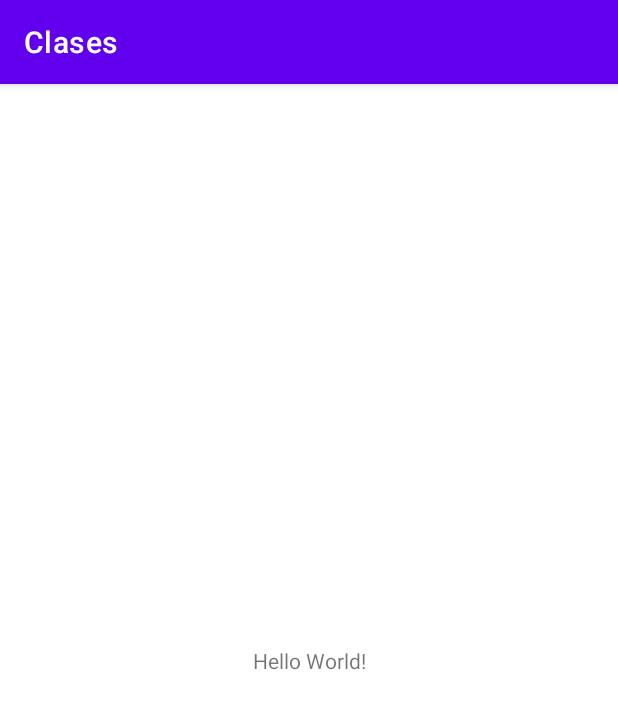
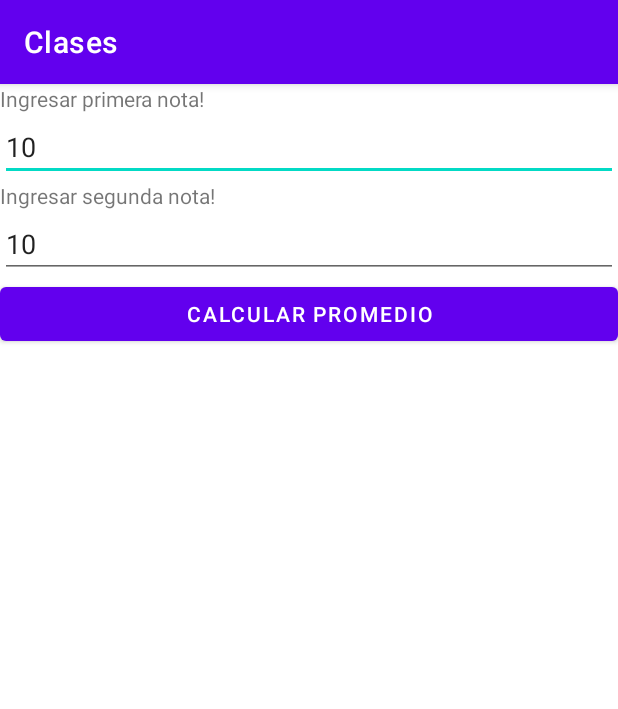
Before and after one commit to lucasambesi/9016-TN-UNLa, an Android app: the screen it shows after launch (MainActivity), on a phone screen of 412 x 824 dp. Shown: the top 709 px of the screen. Run offline under Robolectric (Android 15) with nearby library versions, the phone set to English and light mode, and no system bars.

Commit message:
Practica A, B y C

```diff
--- a/Clases/app/src/main/java/com/example/clases/MainActivity.java
+++ b/Clases/app/src/main/java/com/example/clases/MainActivity.java
@@ -3,12 +3,42 @@ package com.example.clases;
 import androidx.appcompat.app.AppCompatActivity;
 
 import android.os.Bundle;
+import android.view.View;
+import android.widget.Button;
+import android.widget.EditText;
+import android.widget.TextView;
+import android.widget.Toast;
 
 public class MainActivity extends AppCompatActivity {
+
+    EditText etNota1, etNota2;
+    Button btnPromedio;
+    TextView tvResultado;
 
     @Override
     protected void onCreate(Bundle savedInstanceState) {
         super.onCreate(savedInstanceState);
         setContentView(R.layout.activity_main);
+
+        etNota1 = findViewById(R.id.etNota1);
+        etNota2 = findViewById(R.id.etNota2);
+        btnPromedio = findViewById(R.id.btnPromedio);
+        tvResultado = findViewById(R.id.tvResultado);
+
+        btnPromedio.setOnClickListener(new View.OnClickListener() {
+            @Override
+            public void onClick(View view) {
+                int nota1 = Integer.valueOf(etNota1.getText().toString());
+                int nota2 = Integer.valueOf(etNota2.getText().toString());
+
+                Toast.makeText(MainActivity.this, "Boton Calcular Promedio", Toast.LENGTH_LONG).show();
+                calcularpromedio(nota1, nota2);
+            }
+        });
+    }
+
+    private void calcularpromedio(int nota1, int nota2) {
+        int promedio = (nota1 + nota2) / 2;
+        tvResultado.setText("Resultado: " + promedio);
     }
 }
--- a/Clases/app/src/main/res/layout/activity_main.xml
+++ b/Clases/app/src/main/res/layout/activity_main.xml
@@ -1,18 +1,61 @@
 <?xml version="1.0" encoding="utf-8"?>
-<androidx.constraintlayout.widget.ConstraintLayout xmlns:android="http://schemas.android.com/apk/res/android"
+<LinearLayout xmlns:android="http://schemas.android.com/apk/res/android"
     xmlns:app="http://schemas.android.com/apk/res-auto"
     xmlns:tools="http://schemas.android.com/tools"
     android:layout_width="match_parent"
     android:layout_height="match_parent"
+    android:orientation="vertical"
     tools:context=".MainActivity">
 
     <TextView
         android:layout_width="wrap_content"
         android:layout_height="wrap_content"
-        android:text="Hello World!"
+        android:text="Ingresar primera nota!"
         app:layout_constraintBottom_toBottomOf="parent"
         app:layout_constraintLeft_toLeftOf="parent"
         app:layout_constraintRight_toRightOf="parent"
         app:layout_constraintTop_toTopOf="parent" />
 
-</androidx.constraintlayout.widget.ConstraintLayout>
+    <EditText
+        android:id="@+id/etNota1"
+        android:layout_width="match_parent"
+        android:layout_height="wrap_content"
+        android:inputType="number"
+        android:text="10">
+    </EditText>
+
+    <TextView
+        android:layout_width="wrap_content"
+        android:layout_height="wrap_content"
+        android:text="Ingresar segunda nota!"
+        app:layout_constraintBottom_toBottomOf="parent"
+        app:layout_constraintLeft_toLeftOf="parent"
+        app:layout_constraintRight_toRightOf="parent"
+        app:layout_constraintTop_toTopOf="parent" />
+
+    <EditText
+        android:id="@+id/etNota2"
+        android:layout_width="match_parent"
+        android:layout_height="wrap_content"
+        android:inputType="number"
+        android:text="10">
+    </EditText>
+
+    <Button
+        android:id="@+id/btnPromedio"
+        android:text="Calcular promedio"
+        android:layout_width="match_parent"
+        android:layout_height="wrap_content">
+    </Button>
+
+    <TextView
+        android:id="@+id/tvResultado"
+        android:layout_width="wrap_content"
+        android:layout_height="wrap_content"
+        android:text=""
+        app:layout_constraintBottom_toBottomOf="parent"
+        app:layout_constraintLeft_toLeftOf="parent"
+        app:layout_constraintRight_toRightOf="parent"
+        app:layout_constraintTop_toTopOf="parent" />
+
+</LinearLayout>
```
